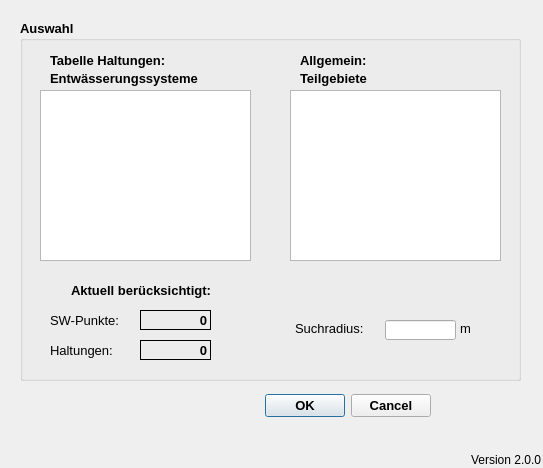
Old version of the form qkan/linkflaechen/application_createlinesw.ui in the repository hoettges/QKan.
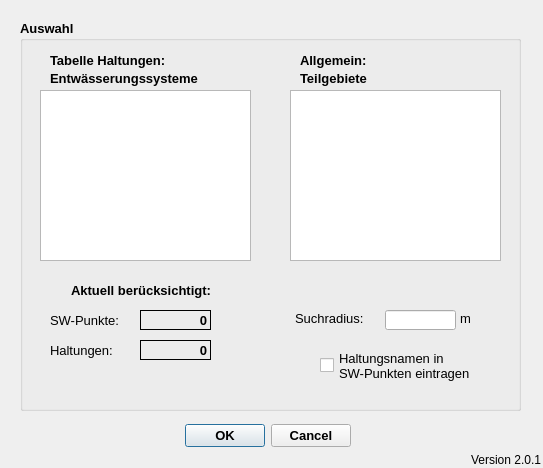
New version of the form.

Diff of the .ui file:
```diff
--- a/qkan/linkflaechen/application_createlinesw.ui
+++ b/qkan/linkflaechen/application_createlinesw.ui
@@ -16,8 +16,8 @@
   <widget class="QDialogButtonBox" name="button_box">
    <property name="geometry">
     <rect>
-     <x>250</x>
-     <y>390</y>
+     <x>170</x>
+     <y>420</y>
      <width>181</width>
      <height>32</height>
     </rect>
@@ -52,7 +52,7 @@
     <string>Version QKan Import</string>
    </property>
    <property name="text">
-    <string>Version 2.0.0</string>
+    <string>Version 2.0.1</string>
    </property>
    <property name="alignment">
     <set>Qt::AlignRight|Qt::AlignTrailing|Qt::AlignVCenter</set>
@@ -64,7 +64,7 @@
      <x>20</x>
      <y>20</y>
      <width>501</width>
-     <height>361</height>
+     <height>391</height>
     </rect>
    </property>
    <property name="font">
@@ -340,7 +340,7 @@
     <property name="geometry">
      <rect>
       <x>275</x>
-      <y>300</y>
+      <y>290</y>
       <width>91</width>
       <height>16</height>
      </rect>
@@ -365,7 +365,7 @@
     <property name="geometry">
      <rect>
       <x>365</x>
-      <y>300</y>
+      <y>290</y>
       <width>71</width>
       <height>20</height>
      </rect>
@@ -381,7 +381,7 @@
     <property name="geometry">
      <rect>
       <x>440</x>
-      <y>300</y>
+      <y>290</y>
       <width>31</width>
       <height>16</height>
      </rect>
@@ -402,6 +402,33 @@
      <string>m</string>
     </property>
    </widget>
+   <widget class="QCheckBox" name="cb_schreibe_haltungen">
+    <property name="geometry">
+     <rect>
+      <x>300</x>
+      <y>330</y>
+      <width>151</width>
+      <height>31</height>
+     </rect>
+    </property>
+    <property name="font">
+     <font>
+      <pointsize>10</pointsize>
+      <weight>50</weight>
+      <bold>false</bold>
+     </font>
+    </property>
+    <property name="toolTip">
+     <string extracomment="Die Bearbeitung dauert erheblich länger. Die Eintragung kann auch nachträglich für alle Verbindungslinien zusammen vorgenommen werden."/>
+    </property>
+    <property name="statusTip">
+     <string extracomment="Die Bearbeitung dauert erheblich länger. Die Eintragung kann auch nachträglich für alle Verbindungslinien zusammen vorgenommen werden."/>
+    </property>
+    <property name="text">
+     <string>Haltungsnamen in 
+SW-Punkten eintragen</string>
+    </property>
+   </widget>
   </widget>
  </widget>
  <resources/>
```
